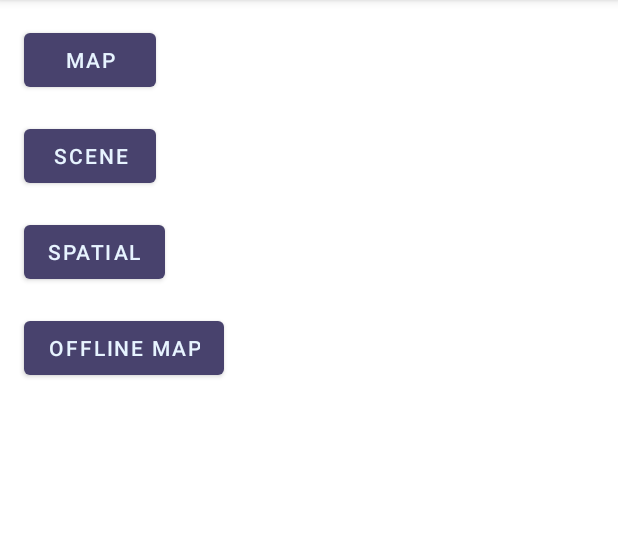
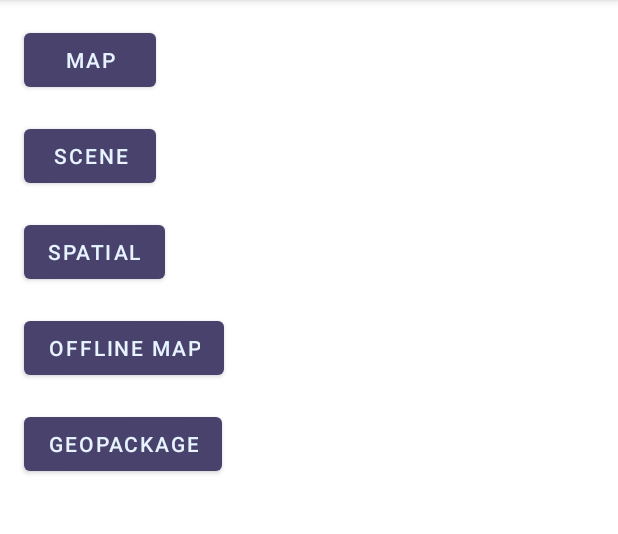
Before and after one commit to ilkayaktas/EsriExperiment, an Android app: the screen it shows after launch (MainActivity), on a phone screen of 412 x 824 dp, the part 84-618 px from its top. Run offline under Robolectric (Android 15) with nearby library versions, the phone set to English and light mode, and no system bars.

Commit message:
Geopackage is read from disk.

```diff
--- a/app/src/main/AndroidManifest.xml
+++ b/app/src/main/AndroidManifest.xml
@@ -25,6 +25,7 @@
         <activity android:name=".SceneActivity" />
         <activity android:name=".SpatialReferenceActivity" />
         <activity android:name=".OfflineMapActivity" />
+        <activity android:name=".GeoPackageActivity" />
     </application>
 
 </manifest>
--- a/app/src/main/java/tr/com/aselsan/esriexperiment/MainActivity.java
+++ b/app/src/main/java/tr/com/aselsan/esriexperiment/MainActivity.java
@@ -31,4 +31,8 @@ public class MainActivity extends AppCompatActivity {
     public void openOfflineView(View view) {
         startActivity(new Intent(this, OfflineMapActivity.class));
     }
+
+    public void openOfflineGeopackageView(View view) {
+        startActivity(new Intent(this, GeoPackageActivity.class));
+    }
 }
--- a/app/src/main/java/tr/com/aselsan/esriexperiment/OfflineMapActivity.java
+++ b/app/src/main/java/tr/com/aselsan/esriexperiment/OfflineMapActivity.java
@@ -24,8 +24,6 @@ import es.dmoral.toasty.Toasty;
  */
 
 public class OfflineMapActivity  extends AppCompatActivity {
-
-    public static final String API_KEY = "AAPK316414d3c0bb45ac8d219331ff89819a_O4tHEfo2H3ytTW2BT8iIyrH5hY-8K2FLOAl2JwfuobtWyTk_2tuA00E6gnrUv9x";
 
     private static final String TAG = MainActivity.class.getSimpleName();
 
--- a/app/src/main/res/layout/activity_main.xml
+++ b/app/src/main/res/layout/activity_main.xml
@@ -47,4 +47,14 @@
             android:onClick="openOfflineView"
             app:layout_constraintStart_toStartOf="@+id/button3"
             app:layout_constraintTop_toBottomOf="@+id/button3" />
+
+    <Button
+            android:id="@+id/button5"
+            android:layout_width="wrap_content"
+            android:layout_height="wrap_content"
+            android:layout_marginTop="16dp"
+            android:text="Geopackage"
+            android:onClick="openOfflineGeopackageView"
+            app:layout_constraintStart_toStartOf="@+id/button4"
+            app:layout_constraintTop_toBottomOf="@+id/button4" />
 </androidx.constraintlayout.widget.ConstraintLayout>
```
Also changed, not shown: app/src/main/java/tr/com/aselsan/esriexperiment/GeoPackageActivity.java (added, +99 -0 lines), app/src/main/res/layout/activity_geopackage.xml (added, +19 -0 lines).
